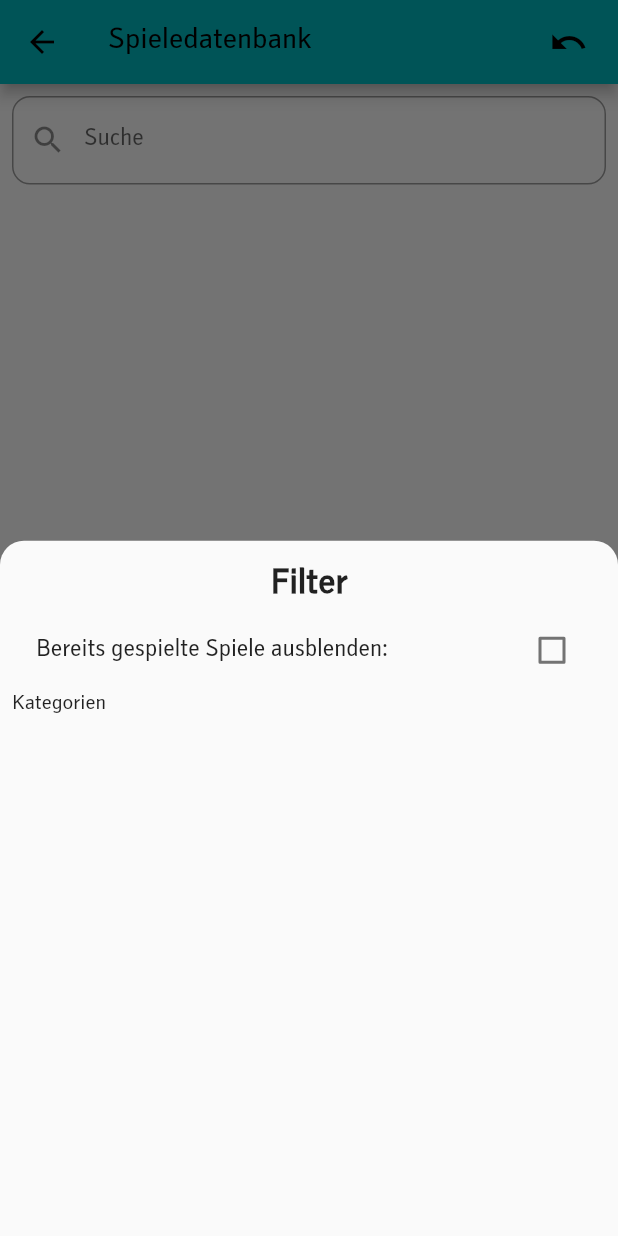
After one commit to fabitb/KjG-MuF-App, a Flutter app: the GameDatabase screen opened directly, after a tap on the "filter alt" icon, on a phone screen of 412 x 824 dp. The commit adds this screen. Run offline on Flutter 3.47's test engine with Material 2 defaults, Android fonts, the phone set to English and light mode, and no system bars; our stand-ins replace flutter_cache_manager, flutter_html, flutter_map, geocoding, isar, latlong2 and 2 more; missing offline and left inert: flutter_inappwebview, flutter_pdfview, map_launcher; accounts and stored records are empty; generated files the repository leaves out were written again; network calls fail.

Commit message:
KJG-66: added first filter

```diff
--- a/lib/backend/backend_service.dart
+++ b/lib/backend/backend_service.dart
@@ -4,7 +4,8 @@ import 'dart:convert';
 import 'package:http/http.dart' as http;
 import 'package:kjg_muf_app/model/game.dart';
 
-const String backendBaseURL = "https://app.kjg-muenchen.de/api";
+const String backendBaseURL =
+    "http://192.168.188.185:443/api"; // TODO: back to prod_: https://app.kjg-muenchen.de/api
 
 class BackendService {
   final JsonDecoder _decoder = const JsonDecoder();
--- a/lib/database/db_service.dart
+++ b/lib/database/db_service.dart
@@ -1,7 +1,10 @@
 import 'package:isar/isar.dart';
+import 'package:kjg_muf_app/utils/shared_prefs.dart';
 import 'package:path_provider/path_provider.dart';
 
 import 'model/game_model.dart';
+
+const NEWEST_DATABASE_VERSION = 1;
 
 class DBService {
   late Future<Isar> db;
@@ -26,13 +29,42 @@ class DBService {
     return await isar.gameModels.where().findAll();
   }
 
+  Future<int> deleteGames(List<int> gameIds) async {
+    final isar = await db;
+    return await isar
+        .writeTxn(() async => await isar.gameModels.deleteAll(gameIds));
+  }
+
+  Future<void> _performMigrationIfNeeded(Isar isar) async {
+    final currentDatabaseVersion = await SharedPref().getDatabaseVersion();
+
+    switch (currentDatabaseVersion) {
+      case null:
+        _migrateV1ToV2(isar);
+        break;
+      case NEWEST_DATABASE_VERSION:
+        return;
+      default:
+        throw Exception('Unknown database version: $currentDatabaseVersion');
+    }
+
+    // Update version
+    await SharedPref().setDatabaseVersion(NEWEST_DATABASE_VERSION);
+  }
+
   Future<Isar> openDB() async {
     final dir = await getApplicationDocumentsDirectory();
     if (Isar.instanceNames.isEmpty) {
-      return await Isar.open([GameModelSchema],
+      Isar isar = await Isar.open([GameModelSchema],
           directory: dir.path, inspector: true);
+      await _performMigrationIfNeeded(isar);
+      return isar;
     }
 
     return Future.value(Isar.getInstance());
   }
+
+  Future<void> _migrateV1ToV2(Isar isar) async {
+    await isar.writeTxn<void>(() async => await isar.clear());
+  }
 }
--- a/lib/database/model/game_model.dart
+++ b/lib/database/model/game_model.dart
@@ -21,6 +21,8 @@ class GameModel {
   late String endingInstructions;
   late List<String> categories;
   late String author;
+  late bool reviewed;
+  late bool twoAMGame;
   late bool alreadyPlayed;
 
   GameModel(
@@ -39,11 +41,13 @@ class GameModel {
       required this.endingInstructions,
       required this.categories,
       required this.author,
+      required this.reviewed,
+      required this.twoAMGame,
       required this.alreadyPlayed});
 
   factory GameModel.fromGame(Game game) {
     return GameModel(
-        id: game.id,
+        id: game.id.hashCode,
         title: game.title,
         actionScore: game.actionScore,
         cognitiveScore: game.cognitiveScore,
@@ -58,6 +62,8 @@ class GameModel {
         endingInstructions: game.endingInstructions,
         categories: game.categories,
         author: game.author,
+        reviewed: game.reviewed,
+        twoAMGame: game.twoAMGame,
         alreadyPlayed: false);
   }
 }
--- /dev/null
+++ b/lib/model/game_filter.dart
@@ -0,0 +1,6 @@
+class GameFilter {
+  String searchTerm = "";
+  bool hideAlreadyPlayed = false;
+
+  GameFilter();
+}
--- a/lib/repository/game_repository.dart
+++ b/lib/repository/game_repository.dart
@@ -39,6 +39,11 @@ class GameRepository {
     }
 
     dbService.saveGames(backendGames);
+
+    var gamesToDelete = databaseGames.whereNot(
+        (element) => backendGames.map((e) => e.id).contains(element.id));
+    dbService.deleteGames(gamesToDelete.map((e) => e.id).toList());
+
     callback(backendGames);
   }
 }
--- a/lib/ui/screens/event_detail_screen.dart
+++ b/lib/ui/screens/event_detail_screen.dart
@@ -7,7 +7,7 @@ import 'package:geocoding/geocoding.dart';
 import 'package:kjg_muf_app/constants/kjg_colors.dart';
 import 'package:kjg_muf_app/model/event.dart';
 import 'package:kjg_muf_app/ui/screens/mida_webview_screen.dart';
-import 'package:kjg_muf_app/ui/widgets/attachments_widgert.dart';
+import 'package:kjg_muf_app/ui/widgets/attachments_widget.dart';
 import 'package:kjg_muf_app/ui/widgets/event_item.dart';
 import 'package:kjg_muf_app/utils/shared_prefs.dart';
 import 'package:kjg_muf_app/viewmodels/event.detail.viewmodel.dart';
--- a/lib/ui/screens/game_database_screen.dart
+++ b/lib/ui/screens/game_database_screen.dart
@@ -1,5 +1,6 @@
 import 'package:flutter/material.dart';
 import 'package:kjg_muf_app/ui/screens/game_detail_screen.dart';
+import 'package:kjg_muf_app/ui/widgets/game_filter_widget.dart';
 import 'package:kjg_muf_app/ui/widgets/game_item.dart';
 import 'package:kjg_muf_app/viewmodels/game.database.viewmodel.dart';
 import 'package:provider/provider.dart';
@@ -25,25 +26,67 @@ class GameDatabase extends StatelessWidget {
                       Icons.undo_outlined,
                       size: 26.0,
                     ),
-                    ))
+                  ),
+                )
               ],
             ),
-            body: model.games != null
-                ? ListView.builder(
-                    itemCount: model.games?.length ?? 0,
+            body: Column(children: [
+              Padding(
+                padding: const EdgeInsets.all(8.0),
+                child: TextField(
+                  onChanged: (value) {
+                    model.setGameFilter(model.filter..searchTerm = value);
+                  },
+                  decoration: const InputDecoration(
+                    labelText: "Suche",
+                    hintText: "Suche nach einem Spiel",
+                    prefixIcon: Icon(Icons.search),
+                    border: OutlineInputBorder(
+                      borderRadius: BorderRadius.all(
+                        Radius.circular(12.0),
+                      ),
+                    ),
+                  ),
+                ),
+              ),
+              model.filteredGames != null
+                  ? Expanded(
+                      child: ListView.builder(
+                          itemCount: model.filteredGames?.length ?? 0,
                           itemBuilder: (BuildContext context, int index) {
                             return InkWell(
-                        child: GameItem(game: model.games![index]),
+                              child:
+                                  GameItem(game: model.filteredGames![index]),
                               onTap: () => Navigator.of(context).push(
                                   MaterialPageRoute(
                                       builder: (context) => GameDetailScreen(
-                                    game: model.games![index]))),
+                                          game: model.filteredGames![index]))),
                               onLongPress: () => model.updatedPlayedGame(
-                            model.games![index],
-                            !model.games![index].alreadyPlayed),
+                                  model.filteredGames![index],
+                                  !model.filteredGames![index].alreadyPlayed),
                             );
-                    })
+                          }))
                   : const CircularProgressIndicator(),
+            ]),
+            floatingActionButton: FloatingActionButton(
+              child: const Icon(Icons.filter_alt_outlined),
+              onPressed: () {
+                showModalBottomSheet(
+                    context: context,
+                    shape: const RoundedRectangleBorder(
+                        borderRadius: BorderRadius.only(
+                            topLeft: Radius.circular(16.0),
+                            topRight: Radius.circular(16.0))),
+                    builder: (BuildContext context) {
+                      return GameFilterWidget(
+                        gameFilter: model.filter,
+                        setFilter: (b) {
+                          model.setGameFilter(b);
+                        },
+                      );
+                    }).whenComplete(() => null);
+              },
+            ),
           );
         }));
   }
--- /dev/null
+++ b/lib/ui/widgets/checkbox_widget.dart
@@ -0,0 +1,40 @@
+import 'package:flutter/material.dart';
+
+class CheckBoxWidget extends StatefulWidget {
+  final bool initialValue;
+  final String title;
+  final Function(bool) callback;
+
+  const CheckBoxWidget(
+      {super.key,
+      required this.initialValue,
+      required this.title,
+      required this.callback});
+
+  @override
+  State<StatefulWidget> createState() => _CheckBoxWidgetState();
+}
+
+class _CheckBoxWidgetState extends State<CheckBoxWidget> {
+  late bool isChecked;
+
+  @override
+  void initState() {
+    super.initState();
+    isChecked = widget.initialValue;
+  }
+
+  @override
+  Widget build(BuildContext context) {
+    return CheckboxListTile(
+      value: isChecked,
+      title: Text(widget.title),
+      onChanged: (bool? value) {
+        widget.callback(value!);
+        setState(() {
+          isChecked = value;
+        });
+      },
+    );
+  }
+}
--- /dev/null
+++ b/lib/ui/widgets/game_filter_widget.dart
@@ -0,0 +1,42 @@
+import 'package:flutter/material.dart';
+import 'package:kjg_muf_app/model/game_filter.dart';
+import 'package:kjg_muf_app/ui/widgets/checkbox_widget.dart';
+
+class GameFilterWidget extends StatelessWidget {
+  final GameFilter gameFilter;
+  final Function(GameFilter) setFilter;
+
+  const GameFilterWidget(
+      {super.key, required this.gameFilter, required this.setFilter});
+
+  @override
+  Widget build(BuildContext context) {
+    return SizedBox(
+      height:
+          MediaQuery.of(context).size.height - AppBar().preferredSize.height,
+      child: Padding(
+        padding: const EdgeInsets.symmetric(vertical: 16.0, horizontal: 8.0),
+        child: Column(
+          crossAxisAlignment: CrossAxisAlignment.start,
+          children: [
+            const Center(
+              child: Text(
+                "Filter",
+                style: TextStyle(fontWeight: FontWeight.bold, fontSize: 24.0),
+              ),
+            ),
+            CheckBoxWidget(
+              initialValue: gameFilter.hideAlreadyPlayed,
+              title: "Bereits gespielte Spiele ausblenden:",
+              callback: (filterChecked) {
+                gameFilter.hideAlreadyPlayed = filterChecked;
+                setFilter(gameFilter);
+              },
+            ),
+            Text("Kategorien")
+          ],
+        ),
+      ),
+    );
+  }
+}
--- a/lib/utils/shared_prefs.dart
+++ b/lib/utils/shared_prefs.dart
@@ -14,6 +14,7 @@ class SharedPref {
   static const keyUserName = "key.user.name";
   static const keyPasswordHash = "key.password.hash";
   static const keyUserID = "key.user.id";
+  static const keyDatabaseVersion = "key.database.version";
 
   Future<void> saveName(String fullName) async {
     var prefs = await SharedPreferences.getInstance();
@@ -74,4 +75,14 @@ class SharedPref {
     CookieManager cookieManager = CookieManager.instance();
     await cookieManager.deleteAllCookies();
   }
+
+  Future<void> setDatabaseVersion(int dataVersion) async {
+    var prefs = await SharedPreferences.getInstance();
+    await prefs.setInt(keyDatabaseVersion, dataVersion);
+  }
+
+  Future<int?> getDatabaseVersion() async {
+    var prefs = await SharedPreferences.getInstance();
+    return prefs.getInt(keyDatabaseVersion);
+  }
 }
--- a/lib/viewmodels/game.database.viewmodel.dart
+++ b/lib/viewmodels/game.database.viewmodel.dart
@@ -1,13 +1,32 @@
 import 'package:flutter/cupertino.dart';
 import 'package:kjg_muf_app/database/model/game_model.dart';
 import 'package:kjg_muf_app/repository/game_repository.dart';
+
+import '../model/game_filter.dart';
 
 class GameDatabaseViewModel extends ChangeNotifier {
   List<GameModel>? _games;
   List<GameModel>? get games => _games;
 
+  List<GameModel>? get filteredGames {
+    return _games
+        ?.where((game) => !(filter.hideAlreadyPlayed && game.alreadyPlayed))
+        .where((game) =>
+            game.title.toLowerCase().contains(filter.searchTerm.toLowerCase()))
+        .toList()
+      ?..sort((a, b) => a.title.compareTo(b.title));
+  }
+
+  GameFilter _filter = GameFilter();
+  GameFilter get filter => _filter;
+
   GameDatabaseViewModel() {
     loadGames();
+  }
+
+  void setGameFilter(GameFilter newFilter) {
+    _filter = newFilter;
+    notifyListeners();
   }
 
   Future<void> updatedPlayedGame(GameModel game, bool played) async {
```
Also changed, not shown: lib/model/game.dart (+12 -6 lines), lib/ui/screens/game_detail_screen.dart (+21 -14 lines), lib/ui/widgets/game_item.dart (+17 -3 lines), lib/database/model/game_model.g.dart, lib/ui/widgets/attachments_widget.dart (renamed from lib/ui/widgets/attachments_widgert.dart), 1 other file. Lines whose indentation alone changed are shown as unchanged.
